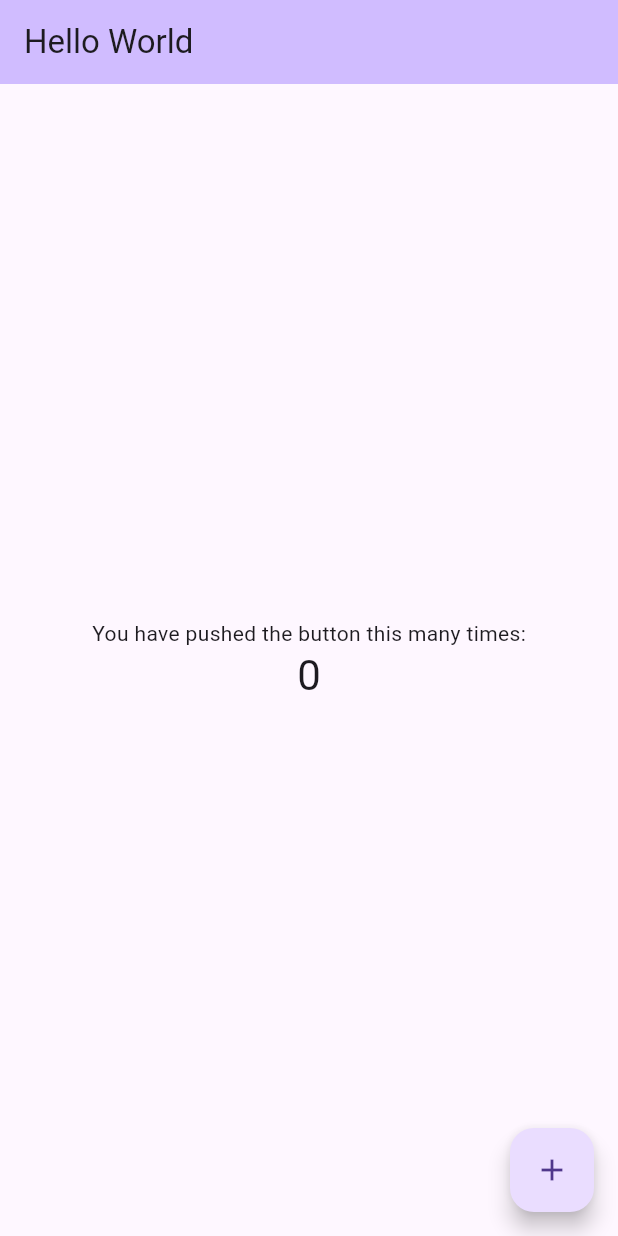
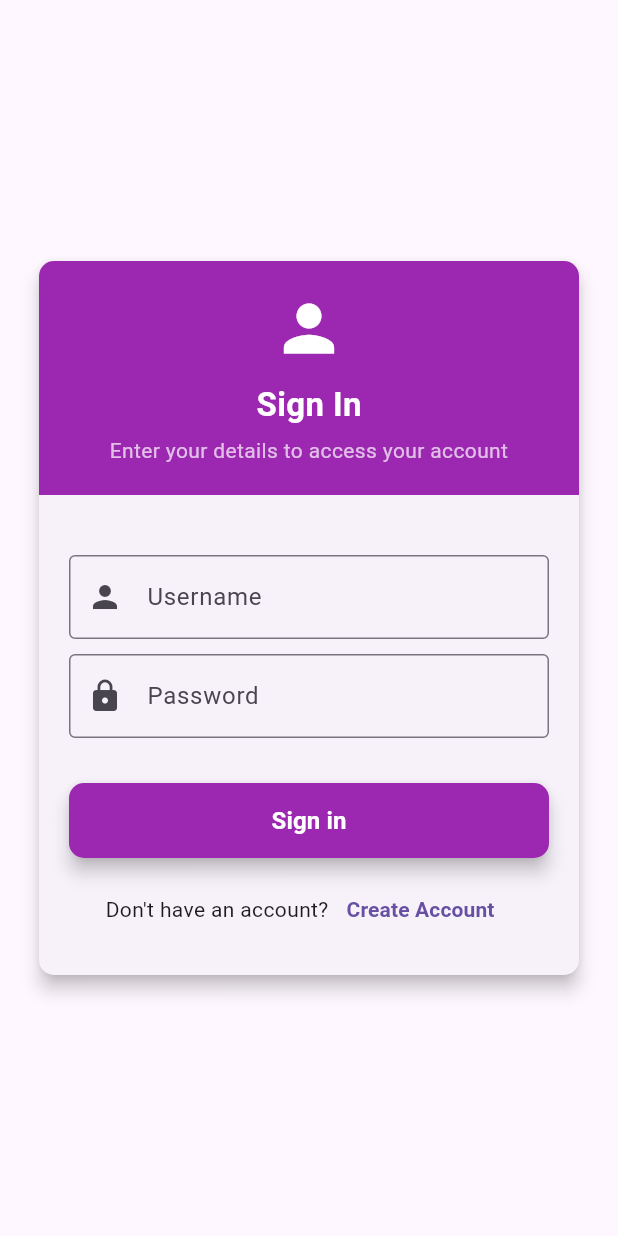
Before and after one commit to QGarot/asd-budgetbuddy, a Flutter app: the screen it shows after launch, on a phone screen of 412 x 824 dp. Run offline on Flutter 3.47's test engine with Material 3 defaults, Android fonts, the phone set to English and light mode, and no system bars; our stand-ins replace firebase_auth, flutter_bloc; accounts and stored records are empty.

```diff
--- /dev/null
+++ b/lib/Elements/MainButton.dart
@@ -0,0 +1,35 @@
+import 'package:flutter/material.dart';
+
+class MainButton extends StatelessWidget {
+  final String text;
+  final VoidCallback onPressed;
+
+  const MainButton({super.key, required this.text, required this.onPressed});
+
+  @override
+  Widget build(BuildContext context) {
+    return InkWell(
+      hoverColor: Colors.white,
+      child: ElevatedButton(
+        onPressed: onPressed,
+        style: ElevatedButton.styleFrom(
+          overlayColor: Colors.white,
+          minimumSize: Size(double.infinity, 50),
+          backgroundColor: Colors.purple,
+          shape: RoundedRectangleBorder(
+            borderRadius: BorderRadius.circular(10),
+          ),
+          elevation: 5,
+        ),
+        child: Text(
+          text,
+          style: TextStyle(
+            fontSize: 16,
+            fontWeight: FontWeight.bold,
+            color: Colors.white,
+          ),
+        ),
+      ),
+    );
+  }
+}
--- a/lib/IndexScreen.dart
+++ /dev/null
@@ -1,87 +0,0 @@
-import 'package:flutter/material.dart';
-
-class MyHomePage extends StatefulWidget {
-  const MyHomePage({super.key, required this.title});
-
-  // This widget is the home page of your application. It is stateful, meaning
-  // that it has a State object (defined below) that contains fields that affect
-  // how it looks.
-
-  // This class is the configuration for the state. It holds the values (in this
-  // case the title) provided by the parent (in this case the App widget) and
-  // used by the build method of the State. Fields in a Widget subclass are
-  // always marked "final".
-
-  final String title;
-
-  @override
-  State<MyHomePage> createState() => _MyHomePageState();
-}
-
-class _MyHomePageState extends State<MyHomePage> {
-  int _counter = 0;
-
-  void _incrementCounter() {
-    setState(() {
-      // This call to setState tells the Flutter framework that something has
-      // changed in this State, which causes it to rerun the build method below
-      // so that the display can reflect the updated values. If we changed
-      // _counter without calling setState(), then the build method would not be
-      // called again, and so nothing would appear to happen.
-      _counter++;
-    });
-  }
-
-  @override
-  Widget build(BuildContext context) {
-    // This method is rerun every time setState is called, for instance as done
-    // by the _incrementCounter method above.
-    //
-    // The Flutter framework has been optimized to make rerunning build methods
-    // fast, so that you can just rebuild anything that needs updating rather
-    // than having to individually change instances of widgets.
-    return Scaffold(
-      appBar: AppBar(
-        // TRY THIS: Try changing the color here to a specific color (to
-        // Colors.amber, perhaps?) and trigger a hot reload to see the AppBar
-        // change color while the other colors stay the same.
-        backgroundColor: Theme.of(context).colorScheme.inversePrimary,
-        // Here we take the value from the MyHomePage object that was created by
-        // the App.build method, and use it to set our appbar title.
-        title: Text(widget.title),
-      ),
-      body: Center(
-        // Center is a layout widget. It takes a single child and positions it
-        // in the middle of the parent.
-        child: Column(
-          // Column is also a layout widget. It takes a list of children and
-          // arranges them vertically. By default, it sizes itself to fit its
-          // children horizontally, and tries to be as tall as its parent.
-          //
-          // Column has various properties to control how it sizes itself and
-          // how it positions its children. Here we use mainAxisAlignment to
-          // center the children vertically; the main axis here is the vertical
-          // axis because Columns are vertical (the cross axis would be
-          // horizontal).
-          //
-          // TRY THIS: Invoke "debug painting" (choose the "Toggle Debug Paint"
-          // action in the IDE, or press "p" in the console), to see the
-          // wireframe for each widget.
-          mainAxisAlignment: MainAxisAlignment.center,
-          children: <Widget>[
-            const Text('You have pushed the button this many times:'),
-            Text(
-              '$_counter',
-              style: Theme.of(context).textTheme.headlineMedium,
-            ),
-          ],
-        ),
-      ),
-      floatingActionButton: FloatingActionButton(
-        onPressed: _incrementCounter,
-        tooltip: 'Increment',
-        child: const Icon(Icons.add),
-      ), // This trailing comma makes auto-formatting nicer for build methods.
-    );
-  }
-}
--- a/lib/app.dart
+++ b/lib/app.dart
@@ -1,6 +1,8 @@
-import 'package:budgetbuddy/IndexScreen.dart';
+import 'package:budgetbuddy/screens/CounterScreen.dart';
+import 'package:budgetbuddy/screens/LoginScreen.dart';
+import 'package:budgetbuddy/screens/SignupScreen.dart';
+import 'package:budgetbuddy/screens/TextScreen.dart';
 import 'package:flutter/material.dart';
-
 
 class App extends StatelessWidget {
   const App({super.key});
@@ -11,13 +13,15 @@ class App extends StatelessWidget {
     //var user = auth.currentUser;
 
     return MaterialApp(
-      // theme: ThemeData(fontFamily: "sfpro"),
-      //initialRoute: "/test",
+      debugShowCheckedModeBanner: false,
+      title: 'Budget Buddy',
       routes: {
-        '/': (context) => const MyHomePage(title: "Hello World"),
+        '/': (context) => LoginScreen(),
+        '/login': (context) => LoginScreen(),
+        '/signup': (context) => SignupScreen(),
+        //'/': (context) => CounterScreen(),
+        '/home': (context) => TextScreen(),
         //'/': (context) => user == null ? const LoginScreen() : const LoadingScreen(),
-        //'/login': (context) => const LoginScreen(),
-        //'/home': (context) => const HomeScreen(),
       },
     );
   }
--- /dev/null
+++ b/lib/bloc/Auth/AuthEvent.dart
@@ -0,0 +1,26 @@
+import 'package:budgetbuddy/bloc/Auth/AuthBloc.dart';
+import 'package:budgetbuddy/pojos/UserAuth.dart';
+import 'package:flutter/material.dart';
+import 'package:flutter_bloc/flutter_bloc.dart';
+
+class AuthEvent {
+  static void signUp(BuildContext context, String email, String password) {
+    context.read<AuthCubit>().signUp(email, password);
+  }
+
+  static void signIn(BuildContext context, String email, String password) {
+    context.read<AuthCubit>().signIn(email, password);
+  }
+
+  static void signOut(BuildContext context) {
+    context.read<AuthCubit>().signOut();
+  }
+
+  static UserAuth? getCredentials(BuildContext context) {
+    return context.read<AuthCubit>().getCredentials();
+  }
+
+  static bool isLoggedIn(BuildContext context) {
+    return context.read<AuthCubit>().isLoggedIn();
+  }
+}
--- a/lib/main.dart
+++ b/lib/main.dart
@@ -1,14 +1,19 @@
 import 'package:budgetbuddy/app.dart';
+import 'package:budgetbuddy/bloc/Auth/AuthBloc.dart';
+import 'package:budgetbuddy/bloc/CounterScreen/CounterCubit.dart';
+import 'package:budgetbuddy/bloc/TextScreen/TextCubit.dart';
 import 'package:flutter/material.dart';
+import 'package:flutter_bloc/flutter_bloc.dart';
 
-void main() async {
-  WidgetsFlutterBinding.ensureInitialized();
-  //await Firebase.initializeApp(
-  //  options: DefaultFirebaseOptions.currentPlatform,
-  //);
-
-  //EMULATOR for firebase
-  // FirebaseFunctions.instance.useFunctionsEmulator('localhost', 5001);
-
-  runApp(const App());
+void main() {
+  runApp(
+    MultiBlocProvider(
+      providers: [
+        BlocProvider(create: (context) => CounterCubit()),
+        BlocProvider(create: (context) => TextCubit()),
+        BlocProvider(create: (context) => AuthCubit()),
+      ],
+      child: App(),
+    ),
+  );
 }
--- /dev/null
+++ b/lib/pojos/Counter.dart
@@ -0,0 +1,4 @@
+class Counter {
+  int value;
+  Counter(this.value);
+}
--- /dev/null
+++ b/lib/pojos/Text.dart
@@ -0,0 +1,4 @@
+class Message {
+  String text;
+  Message(this.text);
+}
--- /dev/null
+++ b/lib/pojos/UserAuth.dart
@@ -0,0 +1,5 @@
+class UserAuth {
+  final String? uid;
+  final String? email;
+  UserAuth({this.uid, this.email});
+}
--- /dev/null
+++ b/lib/screens/LoginScreen.dart
@@ -0,0 +1,180 @@
+import 'package:budgetbuddy/Elements/MainButton.dart';
+import 'package:flutter/material.dart';
+
+class LoginScreen extends StatefulWidget {
+  const LoginScreen({super.key});
+
+  @override
+  _LoginScreenState createState() => _LoginScreenState();
+}
+
+class _LoginScreenState extends State<LoginScreen> {
+  final _formKey = GlobalKey<FormState>();
+  final TextEditingController _usernameController = TextEditingController();
+  final TextEditingController _passwordController = TextEditingController();
+  bool _isLoading = false;
+  String? _error;
+
+  void _submitForm() {
+    if (_formKey.currentState!.validate()) {
+      setState(() {
+        _isLoading = true;
+        _error = null;
+      });
+
+      Future.delayed(Duration(seconds: 1), () {
+        if (!mounted) return;
+        setState(() {
+          _isLoading = false;
+        });
+        ScaffoldMessenger.of(
+          context,
+        ).showSnackBar(SnackBar(content: Text("Login successful!")));
+        Navigator.pushReplacementNamed(context, '/home');
+      });
+    }
+  }
+
+  @override
+  Widget build(BuildContext context) {
+    return Scaffold(
+      body: Center(
+        child: SizedBox(
+          width: 400,
+          child: Card(
+            margin: EdgeInsets.all(20),
+            shape: RoundedRectangleBorder(
+              borderRadius: BorderRadius.circular(10),
+            ),
+            elevation: 5,
+            child: Column(
+              mainAxisSize: MainAxisSize.min,
+              children: [
+                Container(
+                  width: double.infinity,
+                  padding: EdgeInsets.symmetric(vertical: 20),
+                  decoration: BoxDecoration(
+                    color: Colors.purple,
+                    borderRadius: BorderRadius.vertical(
+                      top: Radius.circular(10),
+                    ),
+                  ),
+                  child: Column(
+                    children: [
+                      Icon(Icons.person, size: 50, color: Colors.white),
+                      SizedBox(height: 10),
+                      Text(
+                        "Sign In",
+                        style: TextStyle(
+                          fontSize: 22,
+                          fontWeight: FontWeight.bold,
+                          color: Colors.white,
+                        ),
+                      ),
+                      SizedBox(height: 5),
+                      Text(
+                        "Enter your details to access your account",
+                        textAlign: TextAlign.center,
+                        style: TextStyle(color: Colors.white70),
+                      ),
+                    ],
+                  ),
+                ),
+                Form(
+                  key: _formKey,
+                  child: Column(
+                    mainAxisSize: MainAxisSize.min,
+                    children: [
+                      SizedBox(height: 20),
+                      Padding(
+                        padding: EdgeInsets.all(20),
+                        child: Column(
+                          mainAxisSize: MainAxisSize.min,
+                          children: [
+                            TextFormField(
+                              controller: _usernameController,
+                              decoration: InputDecoration(
+                                labelText: "Username",
+                                prefixIcon: Icon(Icons.person),
+                                border: OutlineInputBorder(),
+                              ),
+                              validator: (value) {
+                                if (value == null || value.trim().isEmpty) {
+                                  return "Username is required";
+                                }
+                                return null;
+                              },
+                            ),
+                            SizedBox(height: 10),
+                            TextFormField(
+                              controller: _passwordController,
+                              obscureText: true,
+                              decoration: InputDecoration(
+                                labelText: "Password",
+                                prefixIcon: Icon(Icons.lock),
+                                border: OutlineInputBorder(),
+                              ),
+                              validator: (value) {
+                                if (value == null || value.isEmpty) {
+                                  return "Password is required";
+                                }
+                                return null;
+                              },
+                            ),
+                            SizedBox(height: 10),
+                            if (_error != null)
+                              Padding(
+                                padding: const EdgeInsets.symmetric(
+                                  vertical: 5,
+                                ),
+                                child: Text(
+                                  _error!,
+                                  style: TextStyle(
+                                    color: Colors.red,
+                                    fontSize: 14,
+                                  ),
+                                ),
+                              ),
+                            SizedBox(height: 20),
+                            MainButton(
+                              text: "Sign in",
+                              onPressed: () {
+                                if (!_isLoading) {
+                                  _submitForm();
+                                }
+                              },
+                            ),
+                            SizedBox(height: 10),
+                            Row(
+                              mainAxisAlignment: MainAxisAlignment.center,
+                              children: [
+                                Text("Don't have an account?"),
+                                TextButton(
+                                  onPressed:
+                                      () => Navigator.pushNamed(
+                                        context,
+                                        '/signup',
+                                      ),
+                                  child: Text(
+                                    "Create Account",
+                                    style: TextStyle(
+                                      fontWeight: FontWeight.bold,
+                                    ),
+                                  ),
+                                ),
+                              ],
+                            ),
+                          ],
+                        ),
+                      ),
+                    ],
+                  ),
+                ),
+              ],
+            ),
+          ),
+        ),
+      ),
+    );
+  }
+}
--- a/pubspec.yaml
+++ b/pubspec.yaml
@@ -34,6 +34,10 @@ dependencies:
   # The following adds the Cupertino Icons font to your application.
   # Use with the CupertinoIcons class for iOS style icons.
   cupertino_icons: ^1.0.8
+  flutter_bloc: ^9.1.0
+  firebase_core: ^3.12.1
+  firebase_auth: ^5.5.1
+  cloud_firestore: ^5.6.5
 
 dev_dependencies:
   flutter_test:
```
Also changed, not shown: lib/bloc/Auth/AuthBloc.dart (added, +61 -0 lines), lib/bloc/CounterScreen/CounterCubit.dart (added, +7 -0 lines), lib/bloc/CounterScreen/CounterEvent.dart (added, +9 -0 lines), lib/bloc/TextScreen/TextCubit.dart (added, +7 -0 lines), lib/bloc/TextScreen/TextEvent.dart (added, +9 -0 lines), lib/screens/CounterScreen.dart (added, +45 -0 lines), lib/screens/SignupScreen.dart (added, +175 -0 lines), lib/screens/TextScreen.dart (added, +41 -0 lines), pubspec.lock, 9 other files.
